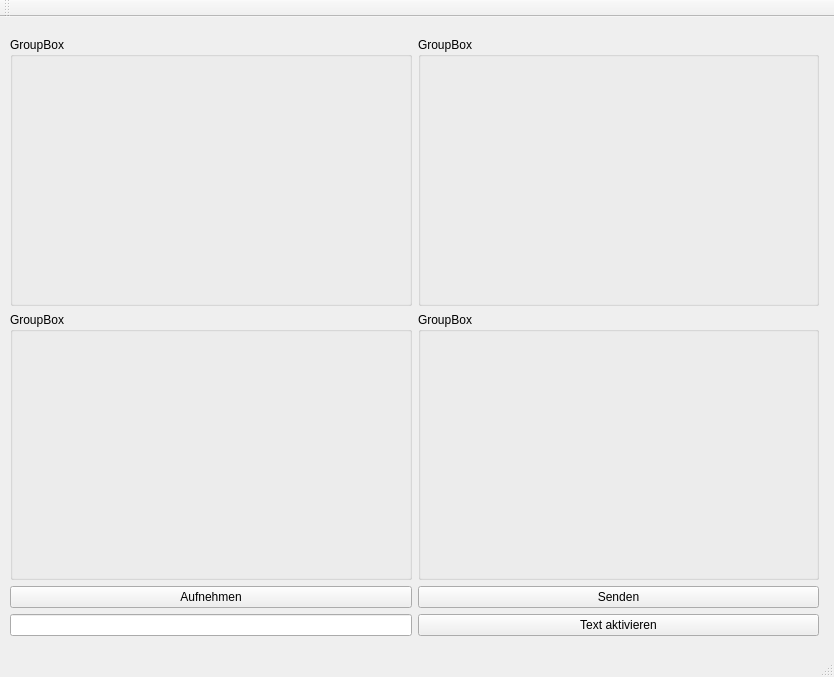
Old version of the form mainwindow.ui in the repository kripton/jukuzregie.
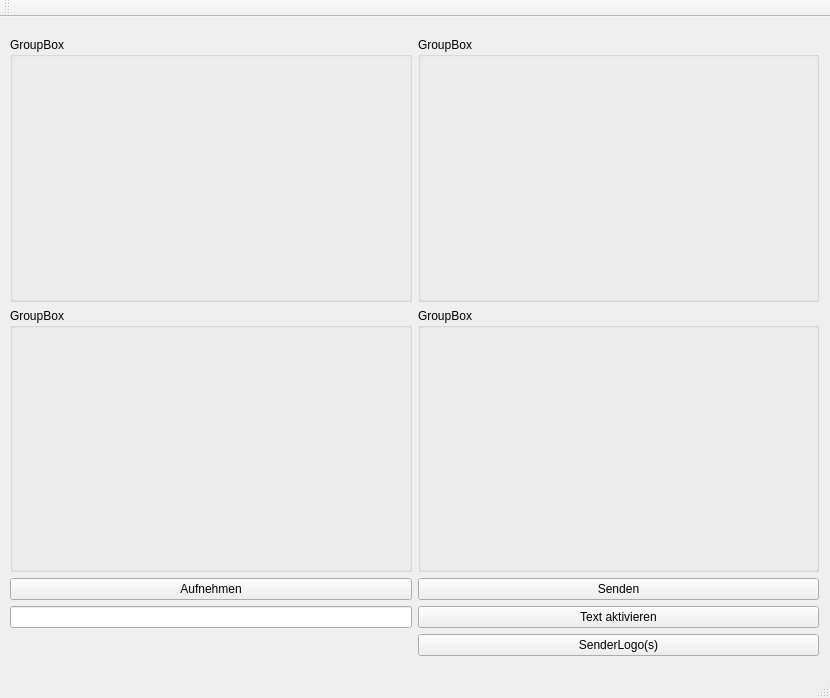
New version of the form. Custom widgets are drawn as their Qt base class.

Commit message: Do texts by rendering them to an image using imagemagick and displaying that as a sprite Add a button to toggle the sender's logo via GUI (sprite)

```diff
--- a/mainwindow.ui
+++ b/mainwindow.ui
@@ -6,8 +6,8 @@
    <rect>
     <x>0</x>
     <y>0</y>
-    <width>834</width>
-    <height>677</height>
+    <width>830</width>
+    <height>698</height>
    </rect>
   </property>
   <property name="windowTitle">
@@ -20,7 +20,7 @@
       <x>-1</x>
       <y>9</y>
       <width>831</width>
-      <height>621</height>
+      <height>641</height>
      </rect>
     </property>
     <layout class="QGridLayout" name="gridLayout">
@@ -95,6 +95,16 @@
        </property>
       </widget>
      </item>
+     <item row="4" column="1">
+      <widget class="QPushButton" name="logoButton">
+       <property name="text">
+        <string>SenderLogo(s)</string>
+       </property>
+       <property name="checkable">
+        <bool>true</bool>
+       </property>
+      </widget>
+     </item>
     </layout>
    </widget>
   </widget>
```
Left out of the diff: 70 changed lines with no effect on the pictures. The commit also changes 4 other files.
